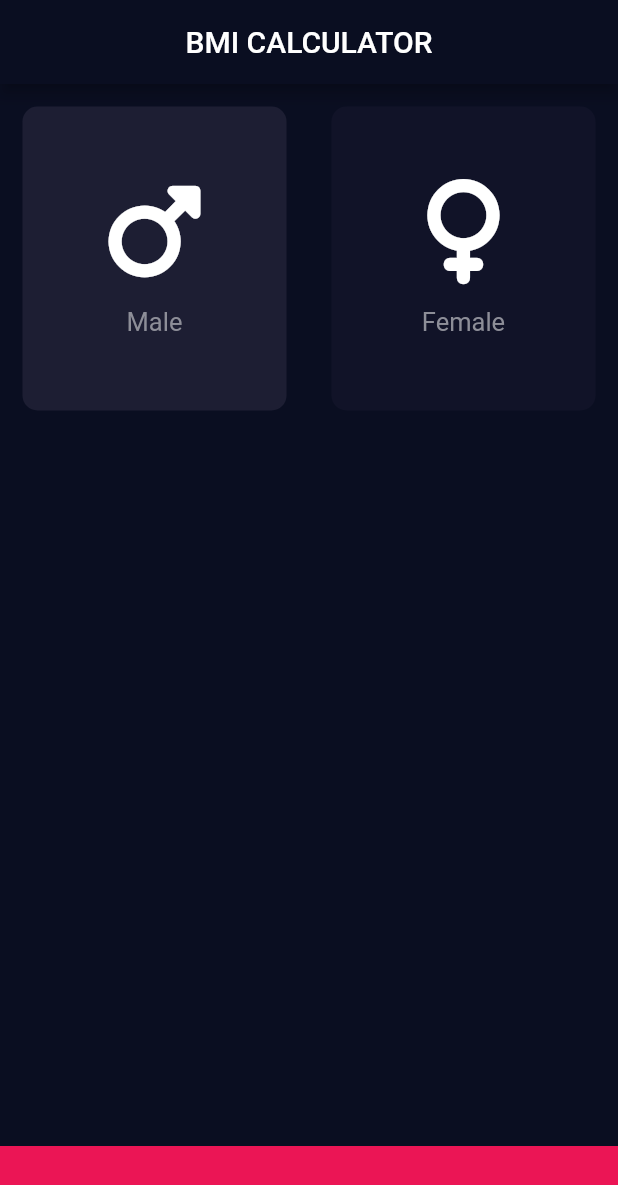
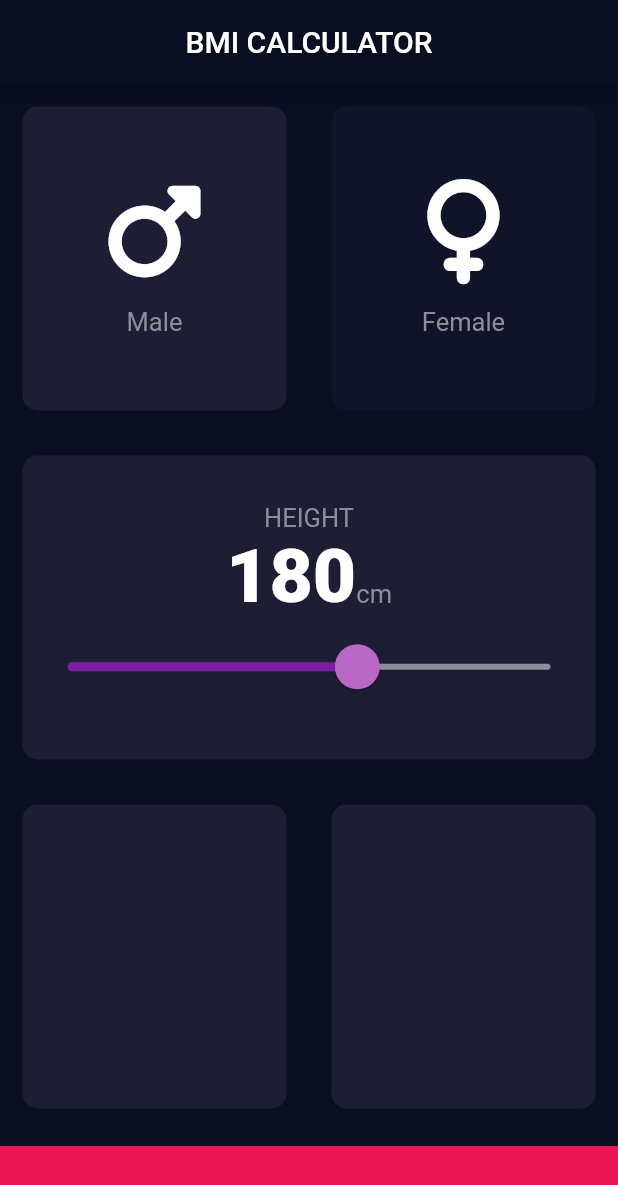
Before and after one commit to himanshudhillon09/flutter_bootcamp, a Flutter app: the screen it shows after launch, on a phone screen of 412 x 824 dp. Shown: the top 1185 px of the screen. Run offline on Flutter 3.47's test engine with Material 2 defaults, Android fonts, the phone set to English and light mode, and no system bars; our stand-ins replace audioplayers, font_awesome_flutter, rflutter_alert; missing offline and left inert: dart:ffi.

Commit message:
Added Height section with slider

```diff
--- a/bmi_calculator/lib/Card.dart
+++ b/bmi_calculator/lib/Card.dart
@@ -1,12 +1,12 @@
 import 'package:flutter/material.dart';
 
 const cardColor = Color(0xFF1D1E33);
-const activeCardColor = Colors.red;
+const activeCardColor = Color(0xFF1D1E33);
 const inactiveCardColor = Color(0xFF111328);
 
-class emptyCard extends StatelessWidget {
-  emptyCard(
-      {this.colour = Colors.red,
+class ReusableCard extends StatelessWidget {
+  ReusableCard(
+      {this.colour = activeCardColor,
       this.cardChild = const SizedBox(
         width: double.infinity,
       )});
--- a/bmi_calculator/lib/inputPage.dart
+++ b/bmi_calculator/lib/inputPage.dart
@@ -7,6 +7,8 @@ import 'IconContent.dart';
 const bottomContainerColor = Color(0xFFEB1555);
 const Color activeCardColor = Color(0xFF1D1E33);
 const Color inactiveCardColor = Color(0xFF111328);
+const numberTextStyle = TextStyle(fontSize: 50, fontWeight: FontWeight.w900);
+const labelTextStyle = TextStyle(color: Color(0xFF8D8E98), fontSize: 17);
 
 enum Gender { male, female }
 
@@ -17,6 +19,7 @@ class InputPage extends StatefulWidget {
 
 class _InputPageState extends State<InputPage> {
   Gender selectedGender = Gender.male;
+  int height = 180;
 
   @override
   Widget build(BuildContext context) {
@@ -31,7 +34,7 @@ class _InputPageState extends State<InputPage> {
             children: [
               Expanded(
                 child: GestureDetector(
-                  child: emptyCard(
+                  child: ReusableCard(
                     cardChild: IconContent('Male', FontAwesomeIcons.mars),
                     colour: selectedGender == Gender.male
                         ? activeCardColor
@@ -46,7 +49,7 @@ class _InputPageState extends State<InputPage> {
               ),
               Expanded(
                 child: GestureDetector(
-                  child: emptyCard(
+                  child: ReusableCard(
                     cardChild: IconContent('Female', FontAwesomeIcons.venus),
                     colour: selectedGender == Gender.female
                         ? activeCardColor
@@ -62,16 +65,62 @@ class _InputPageState extends State<InputPage> {
             ],
           )),
           Expanded(
-            child: Card(),
+            child: ReusableCard(
+              colour: activeCardColor,
+              cardChild: Column(
+                mainAxisAlignment: MainAxisAlignment.center,
+                children: [
+                  Center(
+                    child: Text('HEIGHT', style: labelTextStyle),
+                  ),
+                  Row(
+                    mainAxisAlignment: MainAxisAlignment.center,
+                    crossAxisAlignment: CrossAxisAlignment.baseline,
+                    textBaseline: TextBaseline.ideographic,
+                    children: [
+                      Text(
+                        height.toString(),
+                        style: numberTextStyle,
+                      ),
+                      Text(
+                        'cm',
+                        style: labelTextStyle,
+                      ),
+                    ],
+                  ),
+                  SliderTheme(
+                      data: SliderTheme.of(context).copyWith(
+                          inactiveTrackColor: Color(0xFF8D8E98),
+                          activeTrackColor: Colors.purple[700],
+                          thumbColor: Colors.purple[300],
+                          overlayColor: Color(0x29EB1555),
+                          thumbShape:
+                              RoundSliderThumbShape(enabledThumbRadius: 15.0),
+                          overlayShape:
+                              RoundSliderOverlayShape(overlayRadius: 30.0)),
+                      child: Slider(
+                        value: height.toDouble(),
+                        min: 120.0,
+                        max: 220.0,
+                        onChanged: (double newValue) {
+                          setState(() {
+                            height = newValue.round();
+                          });
+                        },
+                      ))
+                ],
+              ),
+            ),
           ),
           Expanded(
               child: Row(
+            crossAxisAlignment: CrossAxisAlignment.stretch,
             children: [
               Expanded(
-                child: emptyCard(),
+                child: ReusableCard(),
               ),
               Expanded(
-                child: emptyCard(),
+                child: ReusableCard(),
               ),
             ],
           )),
```
